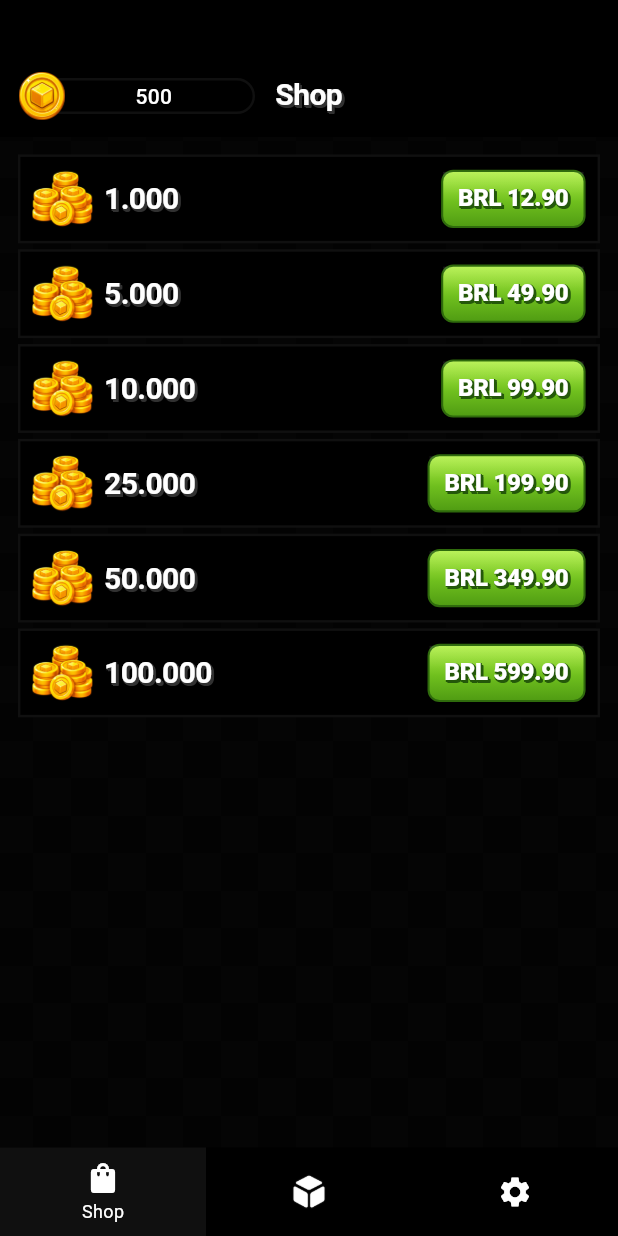
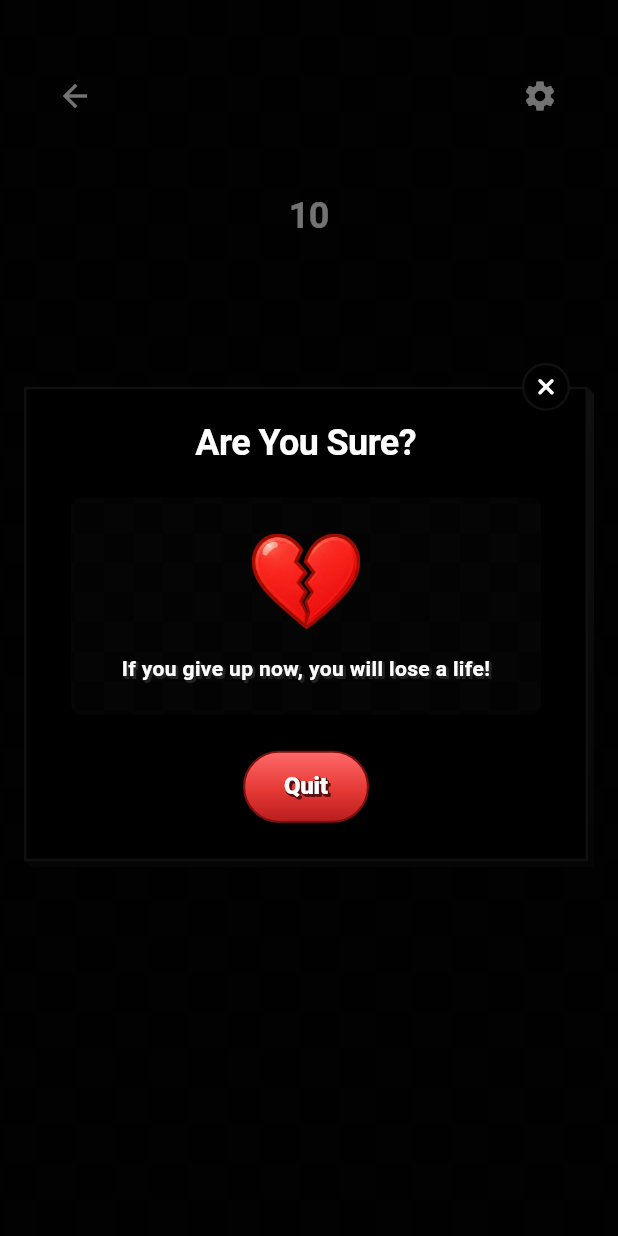
Before and after one commit to neuwmah/boxbox, a Flutter app: the GamePage screen opened directly with empty values, after a tap on the "arrow back" icon, on a phone screen of 412 x 824 dp. Run offline on Flutter 3.47's test engine with Material 3 defaults, Android fonts, the phone set to English and light mode, and no system bars; missing offline and left inert: cannon_physics, window_manager; statements that could not run were skipped.

Commit message:
Add return popup before quit

```diff
--- a/lib/pages/game.dart
+++ b/lib/pages/game.dart
@@ -9,6 +9,7 @@ import 'package:cannon_physics/cannon_physics.dart' as cannon;
 import 'package:boxbox/widgets/background.dart';
 import 'package:boxbox/widgets/continue.dart';
 import 'package:boxbox/widgets/insettings.dart';
+import 'package:boxbox/widgets/return.dart';
 import 'package:vector_math/vector_math.dart' hide Colors, Sphere;
 
 class GamePage extends StatefulWidget {
@@ -92,6 +93,7 @@ class _GamePageState extends State<GamePage> with TickerProviderStateMixin {
   double _outOfBallsTimer = 0;
   bool _exiting = false;
   bool _continueOpen = false;
+  bool _returnOpen = false;
   bool _menuOpen = false;
   bool _music = true;
   bool _sound = true;
@@ -118,7 +120,7 @@ class _GamePageState extends State<GamePage> with TickerProviderStateMixin {
   }
 
   void _setMenuOpen(bool open) {
-    if (_exiting || _continueOpen || open == _menuOpen) return;
+    if (_exiting || _continueOpen || _returnOpen || open == _menuOpen) return;
     setState(() => _menuOpen = open);
     if (open) {
       _menuAnim.forward();
@@ -340,6 +342,7 @@ class _GamePageState extends State<GamePage> with TickerProviderStateMixin {
     if (_exiting) return;
     _exiting = true;
     _continueOpen = false;
+    _returnOpen = false;
     _ticker.stop();
     if (!mounted) return;
     Navigator.of(context).pop(reward);
@@ -364,6 +367,7 @@ class _GamePageState extends State<GamePage> with TickerProviderStateMixin {
         !_menuAnim.isDismissed ||
         _exiting ||
         _continueOpen ||
+        _returnOpen ||
         _ballsLeft <= 0) {
       return;
     }
@@ -450,7 +454,8 @@ class _GamePageState extends State<GamePage> with TickerProviderStateMixin {
                       _setMenuOpen(false);
                       return;
                     }
-                    Navigator.of(context).pop();
+                    if (_exiting || _continueOpen || _returnOpen) return;
+                    setState(() => _returnOpen = true);
                   },
                   child: const Icon(Icons.arrow_back, color: Colors.white),
                 ),
@@ -495,6 +500,11 @@ class _GamePageState extends State<GamePage> with TickerProviderStateMixin {
               balls: _continueBalls,
               onClose: () => _exitGame(GamePage.defeatCode),
               onContinue: _buyContinue,
+            ),
+          if (_returnOpen)
+            ReturnPopup(
+              onClose: () => setState(() => _returnOpen = false),
+              onQuit: () => _exitGame(GamePage.defeatCode),
             ),
         ],
         ),
--- /dev/null
+++ b/lib/widgets/return.dart
@@ -0,0 +1,383 @@
+import 'package:flutter/material.dart';
+import 'package:boxbox/widgets/background.dart';
+
+class ReturnPopup extends StatefulWidget {
+  const ReturnPopup({
+    super.key,
+    required this.onClose,
+    required this.onQuit,
+  });
+
+  final VoidCallback onClose;
+  final VoidCallback onQuit;
+
+  @override
+  State<ReturnPopup> createState() => _ReturnPopupState();
+}
+
+class _ReturnPopupState extends State<ReturnPopup>
+    with SingleTickerProviderStateMixin {
+  static const _border = Color(0xFF101010);
+  static const _heartSize = 72.0;
+
+  late final AnimationController _controller;
+
+  @override
+  void initState() {
+    super.initState();
+    _controller = AnimationController(
+      vsync: this,
+      duration: const Duration(milliseconds: 300),
+    )..forward();
+  }
+
+  @override
+  void dispose() {
+    _controller.dispose();
+    super.dispose();
+  }
+
+  @override
+  Widget build(BuildContext context) {
+    return AnimatedBuilder(
+      animation: _controller,
+      builder: (context, _) {
+        final t = _controller.value;
+        final appear = Curves.easeOut.transform(t);
+        final dim =
+            Curves.easeOut.transform((t / (0.12 / 0.18)).clamp(0.0, 1.0));
+
+        return Stack(
+          fit: StackFit.expand,
+          children: [
+            Positioned.fill(
+              child: ColoredBox(
+                color: Colors.black.withValues(alpha: 0.55 * dim),
+              ),
+            ),
+            Center(
+              child: Padding(
+                padding: const EdgeInsets.fromLTRB(16, 0, 16, 4),
+                child: Opacity(
+                  opacity: appear,
+                  child: Material(
+                    color: Colors.transparent,
+                    child: Stack(
+                      clipBehavior: Clip.none,
+                      children: [
+                        Padding(
+                          padding: const EdgeInsets.only(top: 16),
+                          child: Stack(
+                            clipBehavior: Clip.none,
+                            children: [
+                              for (final o in [4.0, 3.0, 2.0, 1.0])
+                                Positioned(
+                                  left: o,
+                                  top: o,
+                                  right: 4 - o,
+                                  bottom: 4 - o,
+                                  child: const DecoratedBox(
+                                    decoration: BoxDecoration(
+                                      gradient: LinearGradient(
+                                        begin: Alignment.topCenter,
+                                        end: Alignment.bottomCenter,
+                                        colors: [
+                                          Color(0xFF101010),
+                                          Color(0xFF050505),
+                                        ],
+                                      ),
+                                    ),
+                                  ),
+                                ),
+                              Padding(
+                                padding:
+                                    const EdgeInsets.only(right: 4, bottom: 4),
+                                child: Container(
+                                  width: double.infinity,
+                                  padding: const EdgeInsets.fromLTRB(
+                                    16,
+                                    24,
+                                    16,
+                                    24,
+                                  ),
+                                  decoration: BoxDecoration(
+                                    color: Colors.black,
+                                    border: Border.all(
+                                      color: _border,
+                                      width: 1.6,
+                                    ),
+                                  ),
+                                  child: Column(
+                                    mainAxisSize: MainAxisSize.min,
+                                    children: [
+                                      const Text(
+                                        'Are You Sure?',
+                                        style: TextStyle(
+                                          color: Colors.white,
+                                          fontSize: 24,
+                                          fontWeight: FontWeight.w700,
+                                          height: 1,
+                                          letterSpacing: -.4,
+                                        ),
+                                      ),
+                                      const SizedBox(height: 24),
+                                      Center(
+                                        child: Container(
+                                          clipBehavior: Clip.antiAlias,
+                                          decoration: BoxDecoration(
+                                            borderRadius:
+                                                BorderRadius.circular(8),
+                                          ),
+                                          child: Stack(
+                                            children: [
+                                              const Positioned.fill(
+                                                child: RectBackground(),
+                                              ),
+                                              Padding(
+                                                padding:
+                                                    const EdgeInsets.fromLTRB(
+                                                  32,
+                                                  20,
+                                                  32,
+                                                  20,
+                                                ),
+                                                child: Column(
+                                                  mainAxisSize:
+                                                      MainAxisSize.min,
+                                                  children: [
+                                                    Image.asset(
+                                                      'lib/assets/heart/broken1.png',
+                                                      width: _heartSize,
+                                                      height: _heartSize,
+                                                      fit: BoxFit.contain,
+                                                    ),
+                                                    const SizedBox(height: 12),
+                                                    const _StickerLabel(
+                                                      text:
+                                                          'If you give up now, you will lose a life!',
+                                                      depthColor:
+                                                          Color(0xFF212121),
+                                                      textAlign:
+                                                          TextAlign.center,
+                                                      style: TextStyle(
+                                                        fontSize: 14,
+                                                        fontWeight:
+                                                            FontWeight.w600,
+                                                        height: 1.2,
+                                                      ),
+                                                    ),
+                                                  ],
+                                                ),
+                                              ),
+                                            ],
+                                          ),
+                                        ),
+                                      ),
+                                      const SizedBox(height: 24),
+                                      Center(
+                                        child: GestureDetector(
+                                          behavior: HitTestBehavior.opaque,
+                                          onTap: widget.onQuit,
+                                          child: Container(
+                                            height: 48,
+                                            padding: const EdgeInsets.symmetric(
+                                              horizontal: 24,
+                                            ),
+                                            decoration: BoxDecoration(
+                                              borderRadius:
+                                                  BorderRadius.circular(40),
+                                              gradient: const LinearGradient(
+                                                begin: Alignment.topCenter,
+                                                end: Alignment.bottomCenter,
+                                                colors: [
+                                                  Color(0xFFFF6B6B),
+                                                  Color(0xFFE53935),
+                                                  Color(0xFFB71C1C),
+                                                ],
+                                                stops: [0.0, 0.55, 1.0],
+                                              ),
+                                              border: Border.all(
+                                                color: const Color(0xFF7F1010),
+                                                width: 1.4,
+                                              ),
+                                              boxShadow: const [
+                                                BoxShadow(
+                                                  color: Color(0x66000000),
+                                                  blurRadius: 2,
+                                                  offset: Offset(0, 1),
+                                                ),
+                                              ],
+                                            ),
+                                            child: const _StickerLabel(
+                                              text: 'Quit',
+                                              depthColor: Color(0xFF5A1010),
+                                              style: TextStyle(
+                                                fontSize: 16,
+                                                fontWeight: FontWeight.w900,
+                                                height: 1,
+                                                letterSpacing: -.2,
+                                              ),
+                                            ),
+                                          ),
+                                        ),
+                                      ),
+                                    ],
+                                  ),
+                                ),
+                              ),
+                            ],
+                          ),
+                        ),
+                        Positioned(
+                          top: 0,
+                          right: 16,
+                          child: GestureDetector(
+                            behavior: HitTestBehavior.opaque,
+                            onTap: widget.onClose,
+                            child: Container(
+                              width: 32,
+                              height: 32,
+                              decoration: BoxDecoration(
+                                color: Colors.black,
+                                shape: BoxShape.circle,
+                                border: Border.all(color: _border, width: 1.6),
+                              ),
+                              child: const Center(
+                                child: CustomPaint(
+                                  size: Size(8, 8),
+                                  painter: _CloseIconPainter(
+                                    color: Colors.white,
+                                    strokeWidth: 2.4,
+                                  ),
+                                ),
+                              ),
+                            ),
+                          ),
+                        ),
+                      ],
+                    ),
+                  ),
+                ),
+              ),
+            ),
+          ],
+        );
+      },
+    );
+  }
+}
+
+class _CloseIconPainter extends CustomPainter {
+  const _CloseIconPainter({
+    required this.color,
+    required this.strokeWidth,
+  });
+
+  final Color color;
+  final double strokeWidth;
+
+  @override
+  void paint(Canvas canvas, Size size) {
+    final paint = Paint()
+      ..color = color
+      ..strokeWidth = strokeWidth
+      ..strokeCap = StrokeCap.round
+      ..style = PaintingStyle.stroke;
+    canvas.drawLine(Offset.zero, Offset(size.width, size.height), paint);
+    canvas.drawLine(Offset(size.width, 0), Offset(0, size.height), paint);
+  }
+
+  @override
+  bool shouldRepaint(covariant _CloseIconPainter oldDelegate) {
+    return oldDelegate.color != color ||
+        oldDelegate.strokeWidth != strokeWidth;
+  }
+}
+
+class _StickerLabel extends StatelessWidget {
+  const _StickerLabel({
+    required this.text,
+    required this.style,
+    this.depthColor = const Color(0xFF313131),
+    this.offsets = offsets2,
+    this.textAlign,
+    this.innerBorderColor,
+  });
+
+  final String text;
+  final TextStyle style;
+  final Color depthColor;
+  final List<Offset> offsets;
+  final TextAlign? textAlign;
+  final Color? innerBorderColor;
+
+  static const offsets2 = [
+    Offset(1, 1),
+    Offset(2, 2),
+    Offset(0, 1),
+    Offset(1, 0),
+    Offset(1, 2),
+    Offset(2, 1),
+  ];
+
+  static const offsets4 = [
+    Offset(1, 1),
+    Offset(2, 2),
+    Offset(3, 3),
+    Offset(4, 4),
+    Offset(0, 1),
+    Offset(1, 0),
+    Offset(1, 2),
+    Offset(2, 1),
+    Offset(2, 3),
+    Offset(3, 2),
+    Offset(3, 4),
+    Offset(4, 3),
+  ];
+
+  @override
+  Widget build(BuildContext context) {
+    final fill = Text(
+      text,
+      textAlign: textAlign,
+      style: style.copyWith(color: Colors.white),
+    );
+
+    return Padding(
+      padding: const EdgeInsets.all(2),
+      child: Stack(
+        clipBehavior: Clip.none,
+        alignment: Alignment.center,
+        children: [
+          for (final offset in offsets)
+            Transform.translate(
+              offset: offset,
+              child: Text(
+                text,
+                textAlign: textAlign,
+                style: style.copyWith(color: depthColor),
+              ),
+            ),
+          if (innerBorderColor == null)
+            fill
+          else
+            ShaderMask(
+              blendMode: BlendMode.srcIn,
+              shaderCallback: (bounds) {
+                return LinearGradient(
+                  begin: Alignment.bottomCenter,
+                  end: Alignment.topCenter,
+                  colors: [
+                    innerBorderColor!,
+                    Colors.white,
+                  ],
+                  stops: const [0.0, 0.28],
+                ).createShader(bounds);
+              },
+              child: fill,
+            ),
+        ],
+      ),
+    );
+  }
+}
--- a/pubspec.yaml
+++ b/pubspec.yaml
@@ -23,4 +23,5 @@ flutter:
     - lib/assets/coin/icon1.png
     - lib/assets/coin/pile.png
     - lib/assets/heart/icon1.png
+    - lib/assets/heart/broken1.png
     - lib/assets/play/icon.png
```
Also changed, not shown: lib/assets/heart/broken1.png (added).
